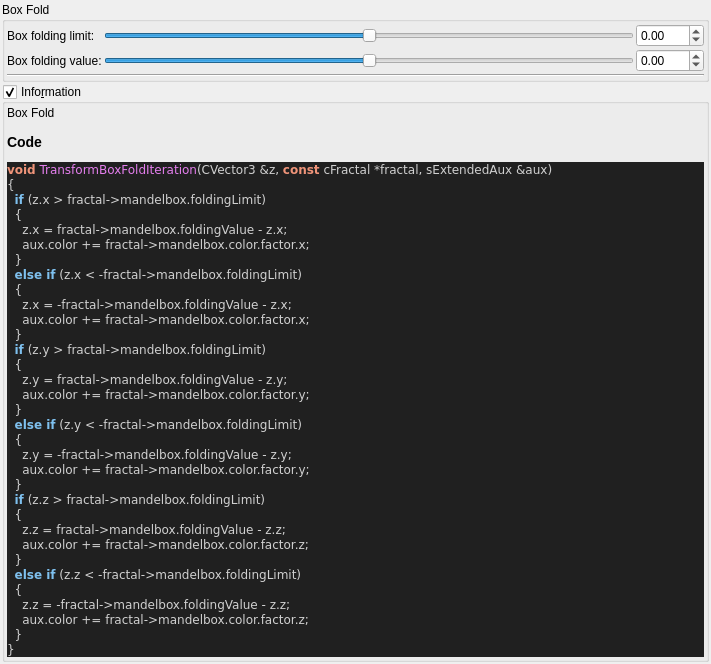
Old version of the form mandelbulber2/qt_data/fractal_transf_box_fold.ui in the repository buddhi1980/mandelbulber2.
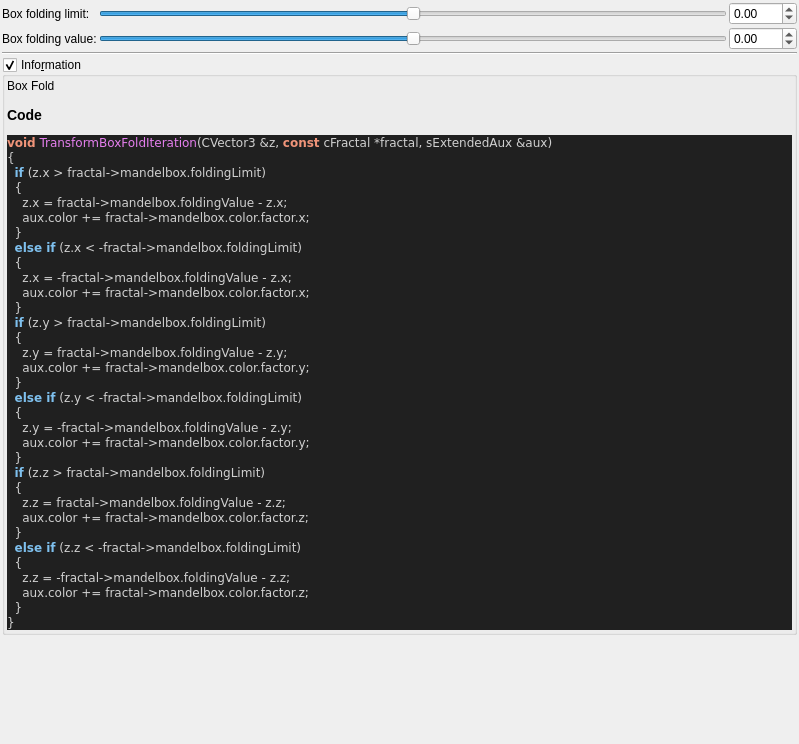
New version of the form. Custom widgets are drawn as their Qt base class.

Patch:
```diff
--- a/mandelbulber2/qt_data/fractal_transf_box_fold.ui
+++ b/mandelbulber2/qt_data/fractal_transf_box_fold.ui
@@ -6,8 +6,8 @@
    <rect>
     <x>0</x>
     <y>0</y>
-    <width>711</width>
-    <height>595</height>
+    <width>799</width>
+    <height>744</height>
    </rect>
   </property>
   <property name="windowTitle">
@@ -30,30 +30,6 @@
     <number>2</number>
    </property>
    <item>
-    <widget class="QGroupBox" name="groupBox">
-     <property name="title">
-      <string>Box Fold</string>
-     </property>
-     <property name="checkable">
-      <bool>false</bool>
-     </property>
-     <layout class="QVBoxLayout" name="verticalLayout_10" stretch="0,0">
-      <property name="spacing">
-       <number>2</number>
-      </property>
-      <property name="leftMargin">
-       <number>2</number>
-      </property>
-      <property name="topMargin">
-       <number>2</number>
-      </property>
-      <property name="rightMargin">
-       <number>2</number>
-      </property>
-      <property name="bottomMargin">
-       <number>2</number>
-      </property>
-      <item>
        <layout class="QGridLayout" name="gridLayout_12">
         <property name="spacing">
          <number>2</number>
@@ -179,9 +155,6 @@
         <property name="orientation">
          <enum>Qt::Horizontal</enum>
         </property>
-       </widget>
-      </item>
-     </layout>
     </widget>
    </item>
    <item>
```
Lines whose indentation alone changed are shown as unchanged.
